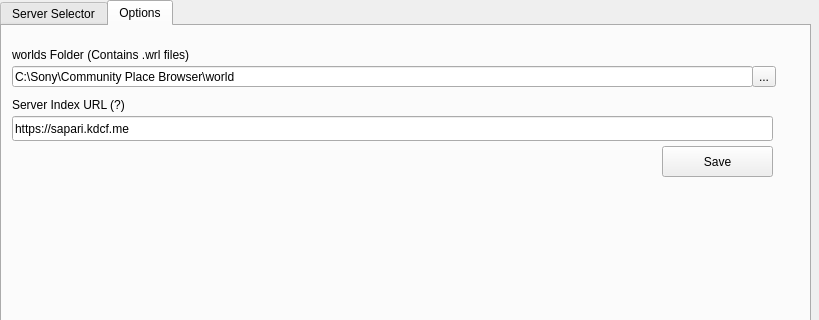
The window that MainWindow.ui (KodiCraft/KISS) describes before a commit, drawn with Qt 5; both pictures show x 0 to 819 and y 0 to 320 of the 819 by 568 pixel window.
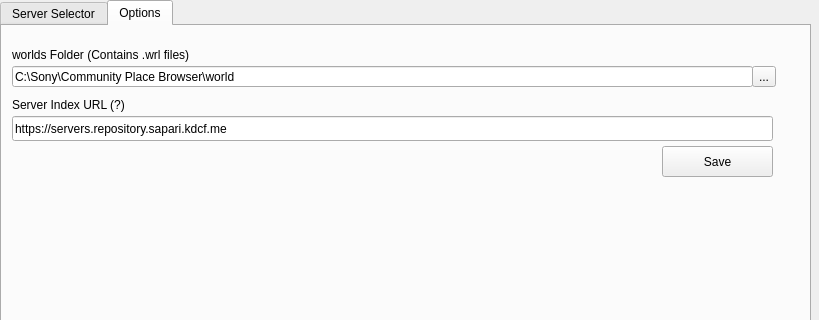
The same window after the commit. The open tabs and pages were chosen to show the change.

Commit message: see previous commit

```diff
--- a/MainWindow.ui
+++ b/MainWindow.ui
@@ -335,7 +335,7 @@
        </rect>
       </property>
       <property name="text">
-       <string>https://sapari.kdcf.me</string>
+       <string>https://servers.repository.sapari.kdcf.me</string>
       </property>
      </widget>
      <widget class="QPushButton" name="saveButton">
```
